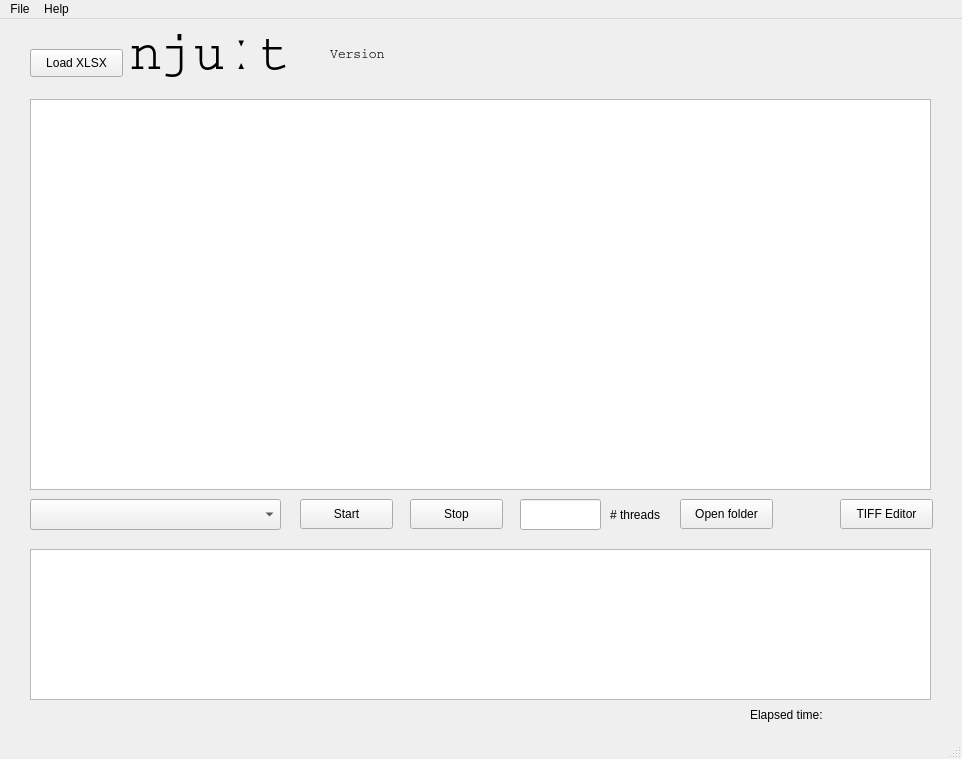
Qt form mainwindow.ui (Neural-Systems-at-UIO/nutil) before a commit.
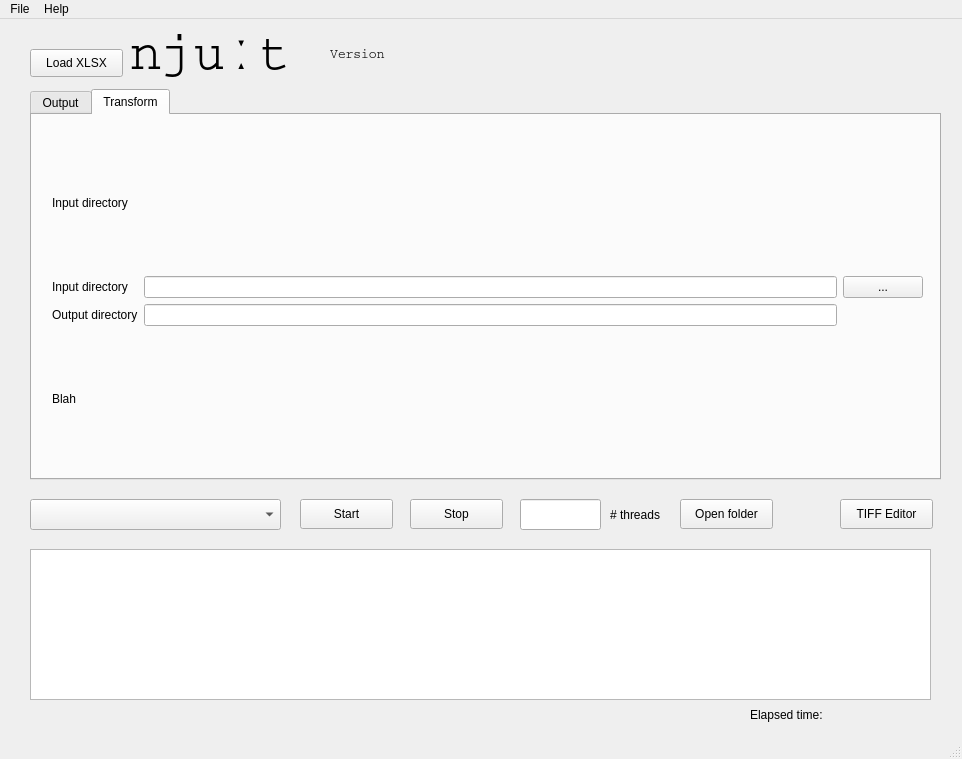
The same form after that commit.

Commit message: Move to linux

What changed in the file:
```diff
--- a/mainwindow.ui
+++ b/mainwindow.ui
@@ -27,16 +27,6 @@
      <string>Load XLSX</string>
     </property>
    </widget>
-   <widget class="QTextBrowser" name="txtInfo">
-    <property name="geometry">
-     <rect>
-      <x>30</x>
-      <y>80</y>
-      <width>901</width>
-      <height>391</height>
-     </rect>
-    </property>
-   </widget>
    <widget class="QPushButton" name="btnStart">
     <property name="geometry">
      <rect>
@@ -199,6 +189,92 @@
      <string>Elapsed time:</string>
     </property>
    </widget>
+   <widget class="QTabWidget" name="tabWidget">
+    <property name="geometry">
+     <rect>
+      <x>30</x>
+      <y>70</y>
+      <width>911</width>
+      <height>391</height>
+     </rect>
+    </property>
+    <property name="currentIndex">
+     <number>1</number>
+    </property>
+    <widget class="QWidget" name="tab">
+     <attribute name="title">
+      <string>Output</string>
+     </attribute>
+     <widget class="QTextBrowser" name="txtInfo">
+      <property name="geometry">
+       <rect>
+        <x>10</x>
+        <y>10</y>
+        <width>891</width>
+        <height>351</height>
+       </rect>
+      </property>
+     </widget>
+    </widget>
+    <widget class="QWidget" name="tab_2">
+     <attribute name="title">
+      <string>Transform</string>
+     </attribute>
+     <widget class="QWidget" name="gridLayoutWidget">
+      <property name="geometry">
+       <rect>
+        <x>20</x>
+        <y>20</y>
+        <width>871</width>
+        <height>331</height>
+       </rect>
+      </property>
+      <layout class="QGridLayout" name="gridLayout">
+       <item row="0" column="0">
+        <widget class="QLabel" name="label_4">
+         <property name="text">
+          <string>Input directory</string>
+         </property>
+        </widget>
+       </item>
+       <item row="1" column="1">
+        <widget class="QLineEdit" name="leTransInputDirectory"/>
+       </item>
+       <item row="3" column="0">
+        <widget class="QLabel" name="label_3">
+         <property name="text">
+          <string>Blah</string>
+         </property>
+        </widget>
+       </item>
+       <item row="1" column="0">
+        <widget class="QLabel" name="label_2">
+         <property name="text">
+          <string>Input directory</string>
+         </property>
+        </widget>
+       </item>
+       <item row="1" column="2">
+        <widget class="QPushButton" name="bntSetInputDirectory">
+         <property name="text">
+          <string>...</string>
+         </property>
+        </widget>
+       </item>
+       <item row="2" column="0">
+        <widget class="QLabel" name="label_5">
+         <property name="text">
+          <string>Output directory</string>
+         </property>
+        </widget>
+       </item>
+       <item row="2" column="1">
+        <widget class="QLineEdit" name="leTransInputDirectory_2"/>
+       </item>
+      </layout>
+     </widget>
+    </widget>
+   </widget>
   </widget>
   <widget class="QMenuBar" name="menubar">
    <property name="geometry">
```
Left out of the diff: 2 changed lines with no effect on the pictures. The commit also changes 2 other files.
